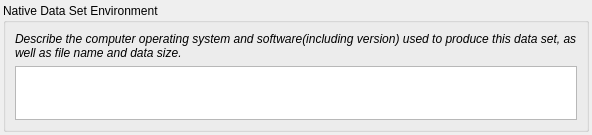
DOI-USGS/fort-pymdwizard, file pymdwizard/gui/ui_files/native.ui: the form before one commit.
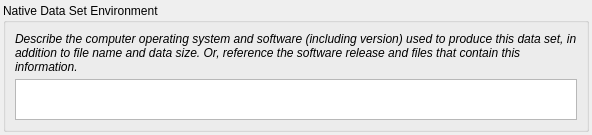
The form after the commit. Custom widgets are drawn as their Qt base class.

Commit message: updated instructions for 'Native Data Set Environment' to include option to reference software release and documentation

```diff
--- a/pymdwizard/gui/ui_files/native.ui
+++ b/pymdwizard/gui/ui_files/native.ui
@@ -79,7 +79,7 @@
          <string notr="true">font: italic;</string>
         </property>
         <property name="text">
-         <string>Describe the computer operating system and software(including version) used to produce this data set, as well as file name and data size.</string>
+         <string>Describe the computer operating system and software (including version) used to produce this data set, in addition to file name and data size. Or, reference the software release and files that contain this information.</string>
         </property>
         <property name="wordWrap">
          <bool>true</bool>
```
The commit also changes 1 other file.
